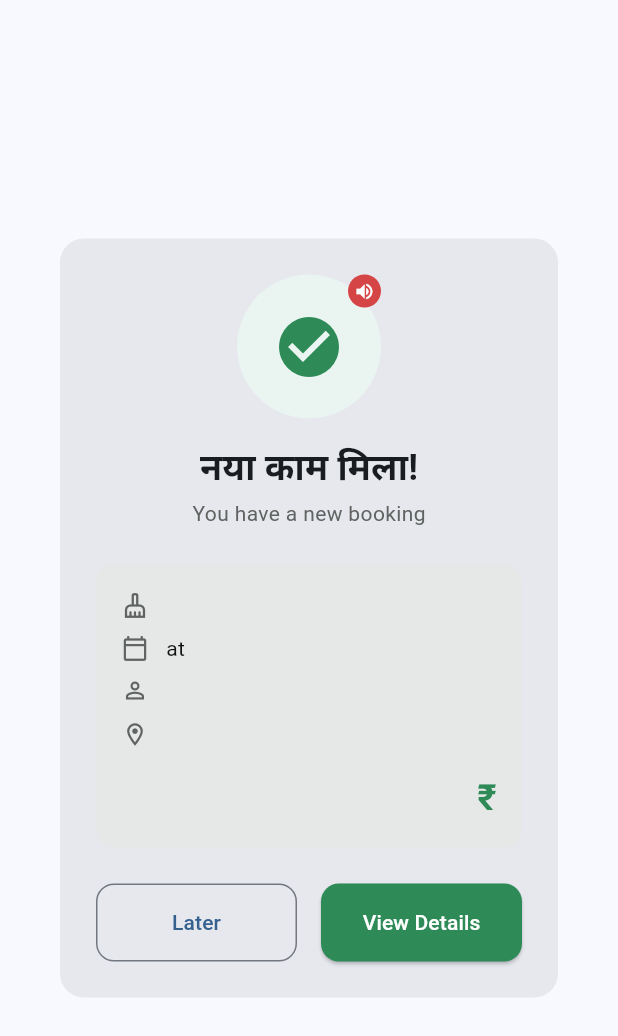
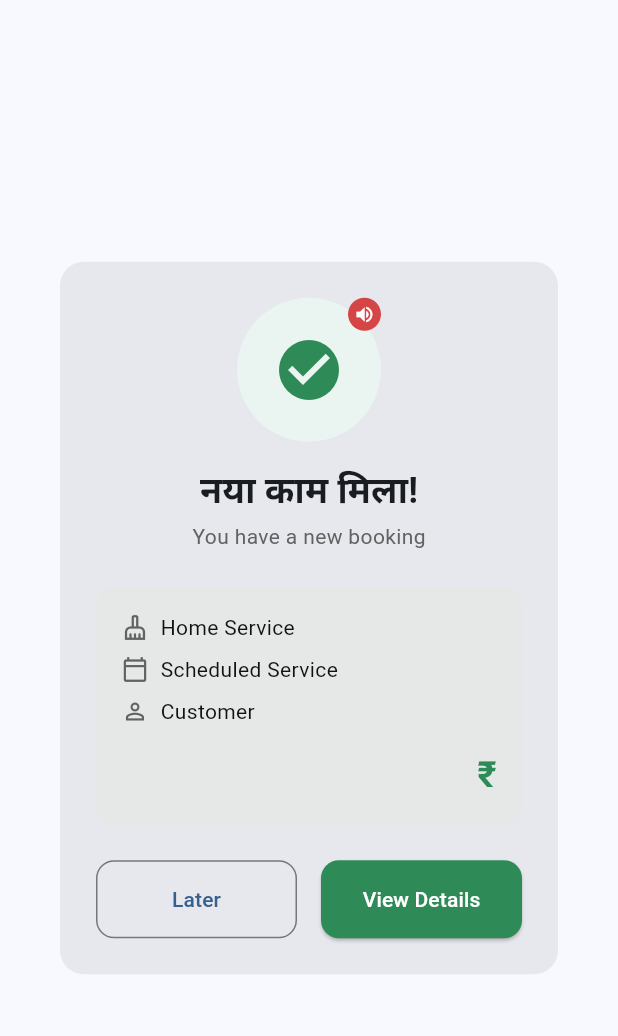
Before and after one commit to Sumitjaiswal787/newsevaq, a Flutter app: the NewBookingDialog widget shown alone on an empty page, opened directly with empty values, on a phone screen of 412 x 824 dp. Shown: the top 1036 px of the screen. Run offline on Flutter 3.47's test engine with Material 3 defaults, Android fonts, the phone set to English and light mode, and no system bars; our stand-ins replace audioplayers, firebase_auth, firebase_core, firebase_messaging, fl_chart, flutter_local_notifications and 12 more; missing offline and left inert: razorpay_flutter; accounts and stored records are empty; statements that could not run were skipped.

Commit message:
fix(worker-app): resolve duplicate notifications, populate service details/price formatting, and enable loud looping alert sound

```diff
--- a/worker_app_flutter/lib/services/sound_service.dart
+++ b/worker_app_flutter/lib/services/sound_service.dart
@@ -18,8 +18,7 @@ class SoundService {
   /// Initialize sound service
   Future<void> initialize() async {
     try {
-      // Set audio mode
-      await _audioPlayer.setReleaseMode(ReleaseMode.stop);
+      await _audioPlayer.setReleaseMode(ReleaseMode.loop);
       await _audioPlayer.setVolume(1.0);
 
       if (kDebugMode) {
@@ -35,10 +34,9 @@ class SoundService {
   /// Play new booking sound
   Future<void> playNewBookingSound() async {
     try {
-      // First vibrate if available
+      await _audioPlayer.setReleaseMode(ReleaseMode.loop);
+      await _audioPlayer.setVolume(1.0);
       await _vibrate();
-
-      // Then play sound
       await _playSound(_newBookingSound);
 
       if (kDebugMode) {
@@ -54,6 +52,8 @@ class SoundService {
   /// Play alert sound
   Future<void> playAlertSound() async {
     try {
+      await _audioPlayer.setReleaseMode(ReleaseMode.loop);
+      await _audioPlayer.setVolume(1.0);
       await _vibrate();
       await _playSound(_alertSound);
     } catch (e) {
@@ -67,9 +67,10 @@ class SoundService {
   Future<void> playNotification(String? customSound) async {
     if (customSound != null && customSound.isNotEmpty) {
       try {
+        await _audioPlayer.setReleaseMode(ReleaseMode.loop);
+        await _audioPlayer.setVolume(1.0);
         await _audioPlayer.play(AssetSource(customSound));
       } catch (e) {
-        // Fall back to default sound
         await playNewBookingSound();
       }
     } else {
@@ -82,8 +83,10 @@ class SoundService {
     try {
       final hasVibrator = await Vibration.hasVibrator() ?? false;
       if (hasVibrator) {
-        // Vibrate in pattern: [wait, vibrate, wait, vibrate]
-        await Vibration.vibrate(pattern: [0, 500, 200, 500, 200, 300]);
+        await Vibration.vibrate(
+          pattern: [0, 800, 200, 800, 200, 800],
+          repeat: 0,
+        );
       }
     } catch (e) {
       if (kDebugMode) {
@@ -94,38 +97,30 @@ class SoundService {
 
   /// Play sound from asset or URL
   Future<void> _playSound(String assetPath) async {
-    // Skip asset playback and use URL directly for reliability
-    if (kDebugMode) {
-      print('Playing notification sound from URL');
-    }
-
-    // Use a reliable public notification sound URL
     try {
-      await _audioPlayer.play(UrlSource(
-          'https://actions.google.com/sounds/v1/alarms/digital_watch_alarm_long.ogg'));
-      if (kDebugMode) {
-        print('Playing notification sound from URL');
-      }
+      await _audioPlayer.play(
+        UrlSource('https://actions.google.com/sounds/v1/alarms/digital_watch_alarm_long.ogg'),
+        volume: 1.0,
+      );
     } catch (e) {
-      if (kDebugMode) {
-        print('Error playing sound from URL: $e');
-      }
-      // Try fallback URL
       try {
-        await _audioPlayer.play(UrlSource(
-            'https://actions.google.com/sounds/v1/alarms/beep_short.ogg'));
+        await _audioPlayer.play(
+          UrlSource('https://actions.google.com/sounds/v1/alarms/alarm_clock.ogg'),
+          volume: 1.0,
+        );
       } catch (e2) {
         if (kDebugMode) {
-          print('All sound playback failed: $e2');
+          print('Sound playback failed: $e2');
         }
       }
     }
   }
 
-  /// Stop any playing sound
+  /// Stop any playing sound and vibration
   Future<void> stop() async {
     try {
       await _audioPlayer.stop();
+      await Vibration.cancel();
     } catch (e) {
       if (kDebugMode) {
         print('Error stopping sound: $e');
--- a/worker_app_flutter/lib/widgets/new_booking_dialog.dart
+++ b/worker_app_flutter/lib/widgets/new_booking_dialog.dart
@@ -24,14 +24,29 @@ class NewBookingDialogData {
   });
 
   factory NewBookingDialogData.fromMap(Map<String, dynamic> data) {
+    String extract(List<String> keys, String defaultValue) {
+      for (final key in keys) {
+        if (data.containsKey(key) &&
+            data[key] != null &&
+            data[key].toString().trim().isNotEmpty) {
+          return data[key].toString().trim();
+        }
+      }
+      return defaultValue;
+    }
+
+    final rawPrice = extract(['price', 'totalPrice', 'total_price', 'amount'], '0')
+        .replaceAll('₹', '')
+        .trim();
+
     return NewBookingDialogData(
-      bookingId: data['bookingId'] ?? '',
-      serviceName: data['serviceName'] ?? 'Service',
-      serviceDate: data['serviceDate'] ?? '',
-      startTime: data['startTime'] ?? '',
-      customerName: data['customerName'] ?? 'Customer',
-      customerAddress: data['customerAddress'],
-      price: data['price'] ?? '0',
+      bookingId: extract(['bookingId', 'booking_id', 'id'], ''),
+      serviceName: extract(['serviceName', 'service_name', 'service', 'title'], 'Home Service'),
+      serviceDate: extract(['serviceDate', 'service_date', 'date', 'scheduledDate', 'scheduled_date'], ''),
+      startTime: extract(['startTime', 'start_time', 'time'], ''),
+      customerName: extract(['customerName', 'customer_name', 'userName', 'user_name', 'customer'], 'Customer'),
+      customerAddress: data['customerAddress']?.toString() ?? data['customer_address']?.toString() ?? data['address']?.toString(),
+      price: rawPrice.isEmpty ? '0' : rawPrice,
     );
   }
 }
@@ -195,14 +210,24 @@ class _NewBookingDialogState extends State<NewBookingDialog>
                   crossAxisAlignment: CrossAxisAlignment.start,
                   children: [
                     _buildDetailRow(Icons.cleaning_services_outlined,
-                        widget.data.serviceName),
-                    const SizedBox(height: AppSpacing.sm),
-                    _buildDetailRow(Icons.calendar_today_outlined,
-                        '${widget.data.serviceDate} at ${widget.data.startTime}'),
+                        widget.data.serviceName.isEmpty ? 'Home Service' : widget.data.serviceName),
                     const SizedBox(height: AppSpacing.sm),
                     _buildDetailRow(
-                        Icons.person_outline, widget.data.customerName),
-                    if (widget.data.customerAddress != null) ...[
+                      Icons.calendar_today_outlined,
+                      (widget.data.serviceDate.isNotEmpty && widget.data.startTime.isNotEmpty)
+                          ? '${widget.data.serviceDate} at ${widget.data.startTime}'
+                          : (widget.data.serviceDate.isNotEmpty
+                              ? widget.data.serviceDate
+                              : (widget.data.startTime.isNotEmpty
+                                  ? widget.data.startTime
+                                  : 'Scheduled Service')),
+                    ),
+                    const SizedBox(height: AppSpacing.sm),
+                    _buildDetailRow(
+                        Icons.person_outline,
+                        widget.data.customerName.isEmpty ? 'Customer' : widget.data.customerName),
+                    if (widget.data.customerAddress != null &&
+                        widget.data.customerAddress!.isNotEmpty) ...[
                       const SizedBox(height: AppSpacing.sm),
                       _buildDetailRow(Icons.location_on_outlined,
                           widget.data.customerAddress!),
@@ -212,7 +237,9 @@ class _NewBookingDialogState extends State<NewBookingDialog>
                       mainAxisAlignment: MainAxisAlignment.end,
                       children: [
                         Text(
-                          '₹${widget.data.price}',
+                          widget.data.price.startsWith('₹')
+                              ? widget.data.price
+                              : '₹${widget.data.price}',
                           style: Theme.of(context)
                               .textTheme
                               .headlineSmall
```
Also changed, not shown: worker_app_flutter/lib/main.dart (+6 -15 lines).
